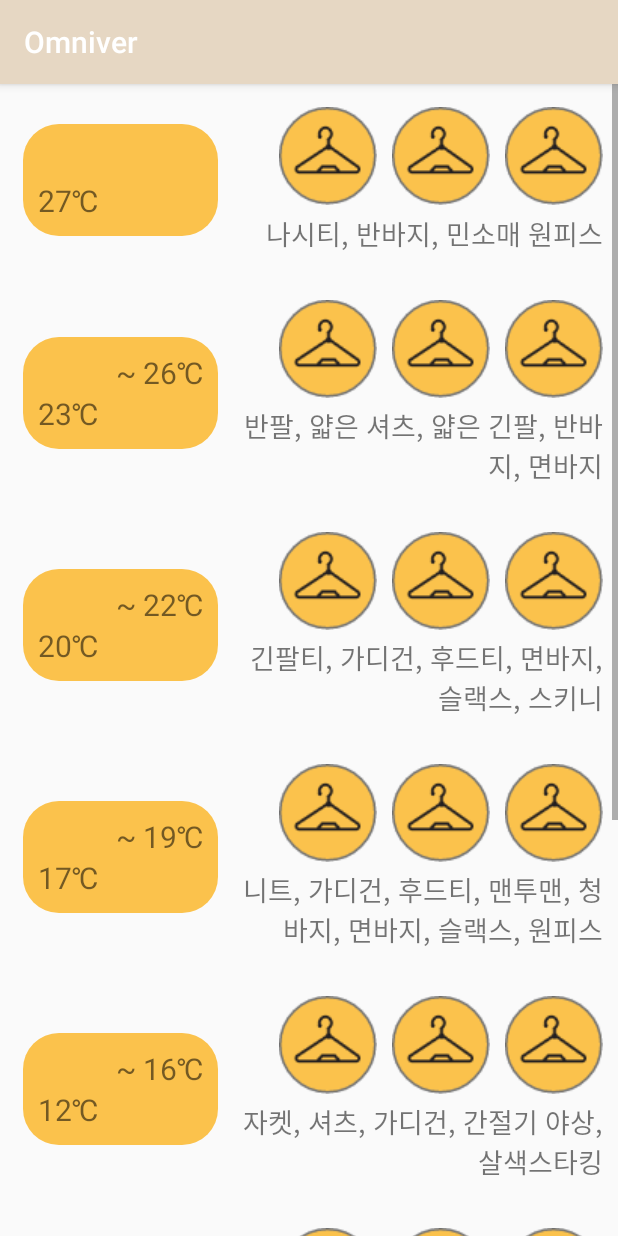
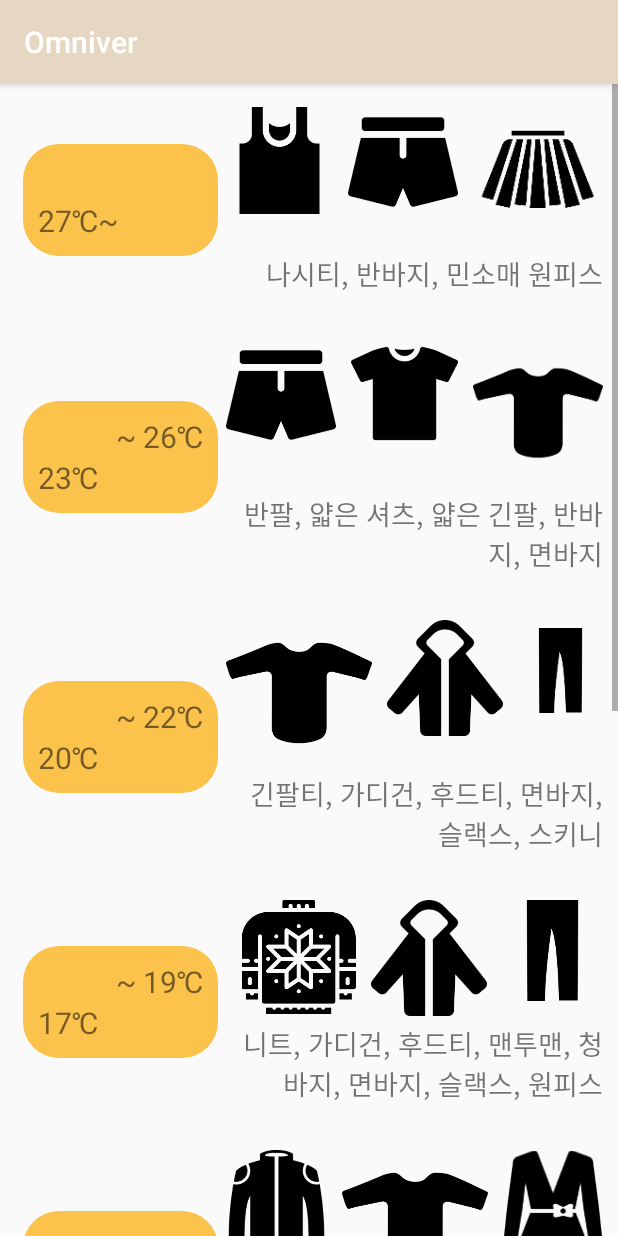
Before and after one commit to wnehdals/Omniver, an Android app: the RecommendedListActivity screen opened directly, with no data from a screen before it, on a phone screen of 412 x 824 dp. Run offline under Robolectric (Android 15) with nearby library versions, the phone set to English and light mode, and no system bars.

Commit message:
Add icons to RecommendedList

```diff
--- a/app/src/main/java/com/example/omniver/RecommendedListActivity.java
+++ b/app/src/main/java/com/example/omniver/RecommendedListActivity.java
@@ -11,7 +11,26 @@ public class RecommendedListActivity extends AppCompatActivity {
     private RecyclerView.Adapter mAdapter;
     private RecyclerView.LayoutManager layoutManager;
 
-    String[] clothes = {"나시티, 반바지, 민소매 원피스", "반팔, 얇은 셔츠, 얇은 긴팔, 반바지, 면바지", "긴팔티, 가디건, 후드티, 면바지, 슬랙스, 스키니", "니트, 가디건, 후드티, 맨투맨, 청바지, 면바지, 슬랙스, 원피스", "자켓, 셔츠, 가디건, 간절기 야상, 살색스타킹", "트렌치코트, 간절기 야상, 여러겹 껴입기", "코트, 가죽자켓", "겨울 옷(야상, 패딩, 목도리 등)" };
+    int[][] icons = {
+            {R.mipmap.sleeveless, R.mipmap.shorts, R.mipmap.skirt},
+            {R.mipmap.shorts, R.mipmap.casual_t_shirt_, R.mipmap.long_sleeves_t_shirt},
+            {R.mipmap.long_sleeves_t_shirt, R.mipmap.hoodie, R.mipmap.long_pants},
+            {R.mipmap.neat, R.mipmap.hoodie, R.mipmap.long_pants},
+            {R.mipmap.black_jacket, R.mipmap.long_sleeves_t_shirt, R.mipmap.blouse_with_lace},
+            {R.mipmap.coat, R.mipmap.blouse_with_lace, R.mipmap.scarf},
+            {R.mipmap.coat, R.mipmap.black_jacket, R.mipmap.scarf},
+            {R.mipmap.winter, R.mipmap.black_jacket, R.mipmap.coat}
+    };
+    String[] texts = {
+            "나시티, 반바지, 민소매 원피스",
+            "반팔, 얇은 셔츠, 얇은 긴팔, 반바지, 면바지",
+            "긴팔티, 가디건, 후드티, 면바지, 슬랙스, 스키니",
+            "니트, 가디건, 후드티, 맨투맨, 청바지, 면바지, 슬랙스, 원피스",
+            "자켓, 셔츠, 가디건, 간절기 야상, 살색스타킹",
+            "트렌치코트, 간절기 야상, 여러겹 껴입기",
+            "코트, 가죽자켓",
+            "겨울 옷(야상, 패딩, 목도리 등)"
+    };
     String[] temperatures1 = { "27", "23", "20", "17", "12", "10", "6", "0"};
     String[] temperatures2 = { "99", "26", "22", "19", "16", "11", "9", "5"};
 
@@ -21,14 +40,10 @@ public class RecommendedListActivity extends AppCompatActivity {
         setContentView(R.layout.activity_recommended_list);
 
         recyclerView = findViewById(R.id.recycler);
-        // use this setting to improve performance if you know that changes
-        // in content do not change the layout size of the RecyclerView
         recyclerView.setHasFixedSize(true);
-        // use a linear layout manager
         layoutManager = new LinearLayoutManager(this);
         recyclerView.setLayoutManager(layoutManager);
-        // specify an adapter
-        mAdapter = new RecyclerAdapter(clothes, temperatures1, temperatures2);
+        mAdapter = new RecommendedListRecyclerAdapter(icons, texts, temperatures1, temperatures2);
         recyclerView.setAdapter(mAdapter);
     }
 }
--- /dev/null
+++ b/app/src/main/java/com/example/omniver/RecommendedListRecyclerAdapter.java
@@ -0,0 +1,72 @@
+package com.example.omniver;
+
+import android.view.LayoutInflater;
+import android.view.View;
+import android.view.ViewGroup;
+import android.widget.ImageView;
+import android.widget.TextView;
+
+import com.bumptech.glide.Glide;
+
+import androidx.recyclerview.widget.RecyclerView;
+
+class RecommendedListRecyclerAdapter extends RecyclerView.Adapter<RecommendedListRecyclerAdapter.RecyclerViewHolder> {
+    private int[][] icons;
+    private String[] texts;
+    private String[] temps1, temps2;
+
+    public static class RecyclerViewHolder extends RecyclerView.ViewHolder {
+        public ImageView icon1, icon2, icon3;
+        public TextView clothesText, temp1Text, temp2Text;
+
+        public RecyclerViewHolder(View v) {
+            super(v);
+            icon1 = v.findViewById(R.id.icon1);
+            icon2 = v.findViewById(R.id.icon2);
+            icon3 = v.findViewById(R.id.icon3);
+            clothesText = v.findViewById(R.id.clothes_text);
+            temp1Text = v.findViewById(R.id.temp1_text);
+            temp2Text = v.findViewById(R.id.temp2_text);
+        }
+    }
+
+    public RecommendedListRecyclerAdapter(int[][] i, String[] t, String[] t1, String[] t2) {
+        icons = i;
+        texts = t;
+        temps1 = t1;
+        temps2 = t2;
+    }
+
+    @Override
+    public RecommendedListRecyclerAdapter.RecyclerViewHolder onCreateViewHolder(ViewGroup parent, int viewType) {
+        View v = LayoutInflater.from(parent.getContext()).inflate(R.layout.item_recommended_list, parent, false);
+        RecyclerViewHolder vh = new RecyclerViewHolder(v);
+        return vh;
+    }
+    @Override
+    public void onBindViewHolder(RecyclerViewHolder holder, int position) {
+        if (icons[position].length == 3) {
+            //TODO
+            holder.icon1.setImageResource(icons[position][0]);
+            holder.icon2.setImageResource(icons[position][1]);
+            holder.icon3.setImageResource(icons[position][2]);
+        }
+
+        holder.clothesText.setText(texts[position]);
+        holder.temp1Text.setText(temps1[position] + "℃");
+        holder.temp2Text.setText("~ " + temps2[position] + "℃");
+        if (position == 0) {
+            holder.temp2Text.setText("");
+            holder.temp1Text.setText(temps1[position] + "℃~");
+        }
+        if (position == getItemCount()) {
+            holder.temp1Text.setText("");
+        }
+    }
+
+    @Override
+    public int getItemCount() {
+        return texts.length;
+    }
+
+}
--- a/app/src/main/java/com/example/omniver/RecyclerAdapter.java
+++ /dev/null
@@ -1,49 +0,0 @@
-package com.example.omniver;
-
-import android.view.LayoutInflater;
-import android.view.View;
-import android.view.ViewGroup;
-import android.widget.TextView;
-
-import androidx.recyclerview.widget.RecyclerView;
-
-class RecyclerAdapter extends RecyclerView.Adapter<RecyclerAdapter.RecyclerViewHolder> {
-    private String[] clothes;
-    private String[] temps1, temps2;
-
-    public static class RecyclerViewHolder extends RecyclerView.ViewHolder {
-        public TextView clothesText, temp1Text, temp2Text;
-        public RecyclerViewHolder(View v) {
-            super(v);
-            clothesText = v.findViewById(R.id.clothes_text);
-            temp1Text = v.findViewById(R.id.temp1_text);
-            temp2Text = v.findViewById(R.id.temp2_text);
-        }
-    }
-    public RecyclerAdapter(String[] c, String[] t1, String[] t2) {
-        clothes = c;
-        temps1 = t1;
-        temps2 = t2;
-    }
-
-    @Override
-    public RecyclerAdapter.RecyclerViewHolder onCreateViewHolder(ViewGroup parent, int viewType) {
-        View v = LayoutInflater.from(parent.getContext()).inflate(R.layout.item_recycler, parent, false);
-        RecyclerViewHolder vh = new RecyclerViewHolder(v);
-        return vh;
-    }
-    @Override
-    public void onBindViewHolder(RecyclerViewHolder holder, int position) {
-        holder.clothesText.setText(clothes[position]);
-        holder.temp1Text.setText(temps1[position] + "℃");
-        holder.temp2Text.setText("~ " + temps2[position] + "℃");
-        if (position == 0) holder.temp2Text.setText("");
-        if (position == getItemCount()) holder.temp1Text.setText("");
-    }
-
-    @Override
-    public int getItemCount() {
-        return clothes.length;
-    }
-
-}
--- a/app/src/main/res/layout/item_recycler.xml
+++ b/app/src/main/res/layout/item_recommended_list.xml
@@ -45,19 +45,19 @@
             android:gravity="right">
 
             <ImageView
-                android:id="@+id/image1"
+                android:id="@+id/icon1"
                 android:src="@drawable/ic_logo"
                 android:layout_marginRight="10dp"
                 android:layout_width="wrap_content"
                 android:layout_height="wrap_content" />
             <ImageView
-                android:id="@+id/image2"
+                android:id="@+id/icon2"
                 android:src="@drawable/ic_logo"
                 android:layout_marginRight="10dp"
                 android:layout_width="wrap_content"
                 android:layout_height="wrap_content" />
             <ImageView
-                android:id="@+id/image3"
+                android:id="@+id/icon3"
                 android:src="@drawable/ic_logo"
                 android:layout_width="wrap_content"
                 android:layout_height="wrap_content" />
--- a/build.gradle
+++ b/build.gradle
@@ -7,7 +7,7 @@ buildscript {
 
     }
     dependencies {
-        classpath 'com.android.tools.build:gradle:3.5.2'
+        classpath 'com.android.tools.build:gradle:3.5.3'
         classpath "io.realm:realm-gradle-plugin:6.0.1"
 
         // NOTE: Do not place your application dependencies here; they belong
```
